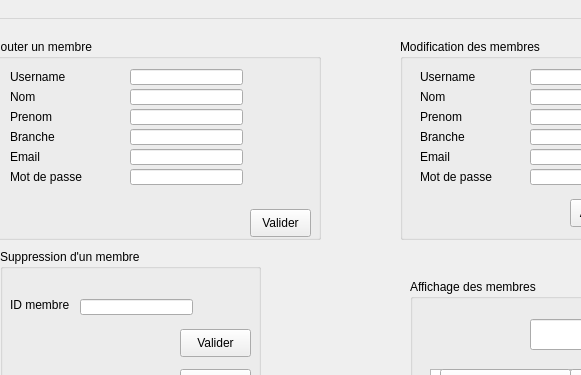
Before: the Qt Designer form mainwindow.ui in Mahdi-dahmani/Smart-Aid-association-2A9, drawn with Qt 5; both pictures show x 90 to 671 and y 0 to 375 of the 1068 by 692 pixel window.
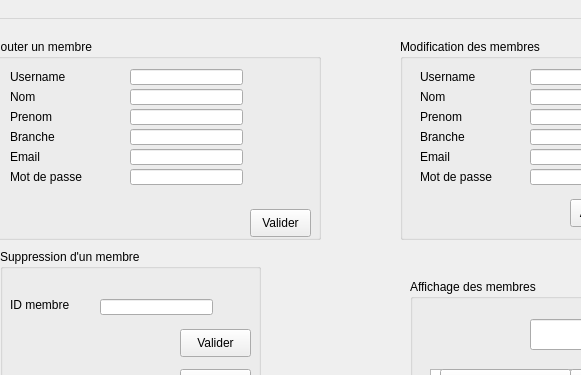
After: the same form once the commit is applied.

```diff
--- a/mainwindow.ui
+++ b/mainwindow.ui
@@ -206,7 +206,7 @@
     <widget class="QLineEdit" name="lineEdit_supp_user">
      <property name="geometry">
       <rect>
-       <x>80</x>
+       <x>100</x>
        <y>50</y>
        <width>113</width>
        <height>16</height>
@@ -257,7 +257,7 @@
       <rect>
        <x>20</x>
        <y>30</y>
-       <width>61</width>
+       <width>81</width>
        <height>16</height>
       </rect>
      </property>
```
